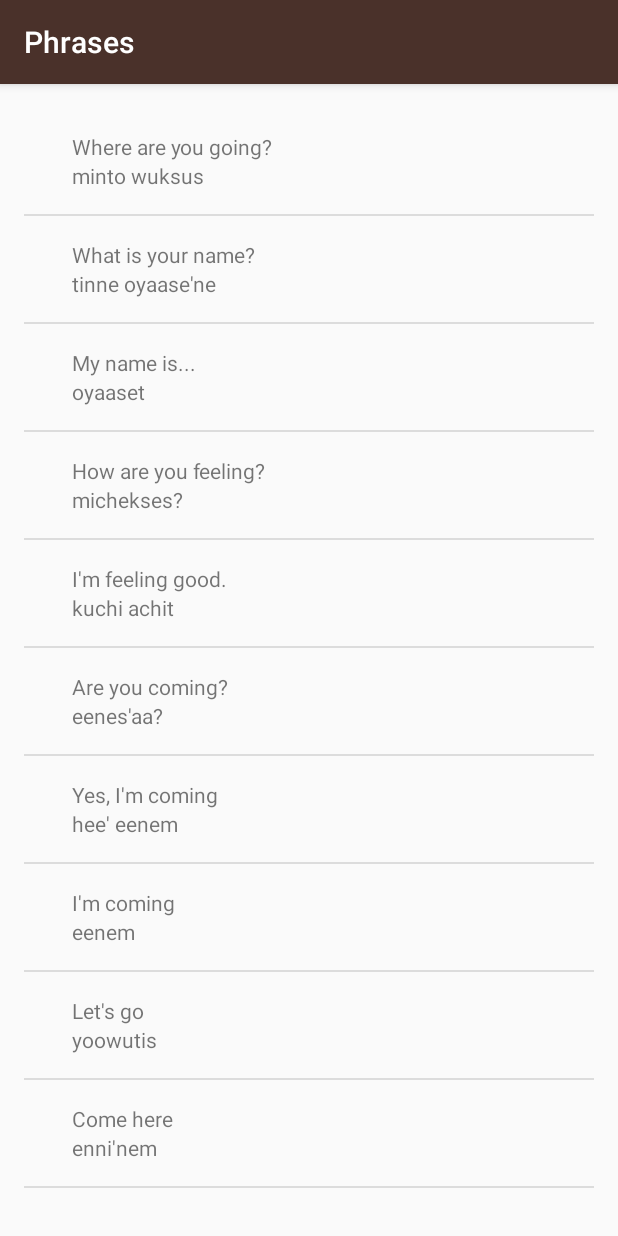
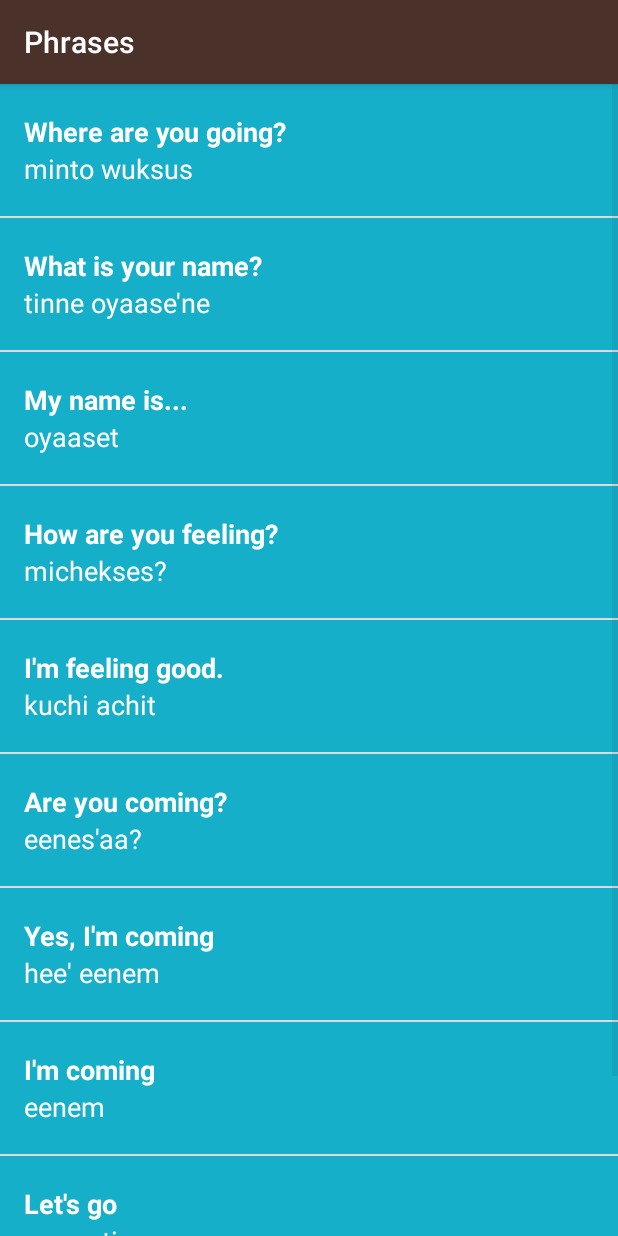
Before and after one commit to rafalrudzinski/Miwok, an Android app: the PhrasesActivity screen opened directly, with no data from a screen before it, on a phone screen of 412 x 824 dp. Run offline under Robolectric (Android 15) with nearby library versions, the phone set to English and light mode, and no system bars.

Commit message:
updated WordAdapter to dynamically change background color based on current activity

```diff
--- a/app/src/main/java/com/example/android/miwok/ColorsActivity.java
+++ b/app/src/main/java/com/example/android/miwok/ColorsActivity.java
@@ -23,7 +23,7 @@ public class ColorsActivity extends AppCompatActivity {
         words.add(new Word("dusty yellow", "topiise", R.drawable.color_dusty_yellow));
         words.add(new Word("mustard yellow", "chiwiita", R.drawable.color_mustard_yellow));
 
-        WordAdapter adapter = new WordAdapter(this, words);
+        WordAdapter adapter = new WordAdapter(this, words, R.color.category_colors);
 
         ListView listView = (ListView) findViewById(R.id.list);
 
--- a/app/src/main/java/com/example/android/miwok/FamilyActivity.java
+++ b/app/src/main/java/com/example/android/miwok/FamilyActivity.java
@@ -25,7 +25,7 @@ public class FamilyActivity extends AppCompatActivity {
         words.add(new Word("grandmother", "ama", R.drawable.family_grandmother));
         words.add(new Word("grandfather", "paapa", R.drawable.family_grandfather));
 
-        WordAdapter adapter = new WordAdapter(this, words);
+        WordAdapter adapter = new WordAdapter(this, words, R.color.category_family);
 
         ListView listView = (ListView) findViewById(R.id.list);
 
--- a/app/src/main/java/com/example/android/miwok/NumbersActivity.java
+++ b/app/src/main/java/com/example/android/miwok/NumbersActivity.java
@@ -26,7 +26,7 @@ public class NumbersActivity extends AppCompatActivity {
         words.add(new Word("nine", "wo’e", R.drawable.number_nine));
         words.add(new Word("ten", "na’aacha", R.drawable.number_ten));
 
-        WordAdapter adapter = new WordAdapter(this, words);
+        WordAdapter adapter = new WordAdapter(this, words, R.color.category_numbers);
 
         ListView listView = (ListView) findViewById(R.id.list);
 
--- a/app/src/main/java/com/example/android/miwok/PhrasesActivity.java
+++ b/app/src/main/java/com/example/android/miwok/PhrasesActivity.java
@@ -25,7 +25,7 @@ public class PhrasesActivity extends AppCompatActivity {
         words.add(new Word("Let's go", "yoowutis"));
         words.add(new Word("Come here", "enni'nem"));
 
-        WordAdapter adapter = new WordAdapter(this, words);
+        WordAdapter adapter = new WordAdapter(this, words, R.color.category_phrases);
 
         ListView listView = (ListView) findViewById(R.id.list);
 
--- a/app/src/main/java/com/example/android/miwok/WordAdapter.java
+++ b/app/src/main/java/com/example/android/miwok/WordAdapter.java
@@ -10,6 +10,7 @@ import android.widget.ArrayAdapter;
 import java.util.ArrayList;
 import android.app.Activity;
 import android.widget.ImageView;
+import android.widget.LinearLayout;
 import android.widget.TextView;
 
 /**
@@ -18,6 +19,7 @@ import android.widget.TextView;
 
 public class WordAdapter extends ArrayAdapter<Word> {
 
+    private int mColor;
     /**
      * Custom constructor. Context is used to inflate the layout file and
      * list is the data we want to populate into the lists.
@@ -25,8 +27,9 @@ public class WordAdapter extends ArrayAdapter<Word> {
      * @param context the current context
      * @param wordList a list of Word objects to display in a list
      */
-    public WordAdapter(Activity context, ArrayList<Word> wordList) {
+    public WordAdapter(Activity context, ArrayList<Word> wordList, int color) {
         super(context, 0, wordList);
+        mColor = color;
     }
 
     /**
@@ -45,7 +48,7 @@ public class WordAdapter extends ArrayAdapter<Word> {
         View listItemView = convertView;
         if (listItemView == null) {
             listItemView = LayoutInflater.from(getContext()).inflate(R.layout.list_item, parent, false);
-        }
+      }
 
         // Get the {@link Word} object located at this position in the list
         Word currentWord = getItem(position);
@@ -65,6 +68,12 @@ public class WordAdapter extends ArrayAdapter<Word> {
         // Find the ImageView in the list_item.xml layout with the is image
         ImageView imageView = (ImageView) listItemView.findViewById((R.id.image));
 
+        // Find the LinearLayout id of the TextView column
+        LinearLayout layout = (LinearLayout) listItemView.findViewById(R.id.text_container);
+
+        // Set the background color based on type of activity
+        layout.setBackgroundResource(mColor);
+
         // Check if an image is provided with current Word
         if (currentWord.hasImage()) {
             // Get the image resource id from the current Word object to display correct image
--- a/app/src/main/res/layout/list_item.xml
+++ b/app/src/main/res/layout/list_item.xml
@@ -3,32 +3,42 @@
     xmlns:tools="http://schemas.android.com/tools"
     android:orientation="horizontal"
     android:layout_width="match_parent"
-    android:layout_height="match_parent"
-    android:padding="16dp" >
+    android:layout_height="wrap_content"
+    android:minHeight="@dimen/list_item_height"
+    android:background="@color/tan_background" >
 
     <ImageView
         android:id="@+id/image"
-        android:layout_width="wrap_content"
-        android:layout_height="wrap_content"
-        android:src="@mipmap/ic_launcher" />
+        android:layout_width="@dimen/list_item_height"
+        android:layout_height="@dimen/list_item_height" />
 
     <LinearLayout
         android:id="@+id/text_container"
         android:layout_width="match_parent"
         android:layout_height="match_parent"
+        android:background="@color/category_numbers"
         android:orientation="vertical"
         android:paddingLeft="16dp">
 
         <TextView
             android:id="@+id/default_text_view"
-            android:layout_height="wrap_content"
+            android:layout_height="0dp"
+            android:layout_weight="1"
+            android:gravity="bottom"
             android:layout_width="match_parent"
+            android:textAppearance="?android:textAppearanceMedium"
+            android:textColor="@android:color/white"
+            android:textStyle="bold"
             tools:text="one" />
 
         <TextView
             android:id="@+id/miwok_text_view"
-            android:layout_height="wrap_content"
+            android:layout_height="0dp"
+            android:layout_weight="1"
+            android:gravity="top"
             android:layout_width="match_parent"
+            android:textAppearance="?android:textAppearanceMedium"
+            android:textColor="@android:color/white"
             tools:text="lutti" />
     </LinearLayout>
 
--- a/app/src/main/res/layout/word_list.xml
+++ b/app/src/main/res/layout/word_list.xml
@@ -1,12 +1,6 @@
 <?xml version="1.0" encoding="utf-8"?>
 <ListView xmlns:android="http://schemas.android.com/apk/res/android"
-    xmlns:tools="http://schemas.android.com/tools"
     android:id="@+id/list"
     android:orientation="vertical"
     android:layout_width="match_parent"
-    android:layout_height="match_parent"
-    android:paddingBottom="@dimen/activity_vertical_margin"
-    android:paddingLeft="@dimen/activity_horizontal_margin"
-    android:paddingRight="@dimen/activity_horizontal_margin"
-    android:paddingTop="@dimen/activity_vertical_margin"
-    tools:context="com.example.android.miwok.NumbersActivity"/>
+    android:layout_height="match_parent" />
```
Also changed, not shown: app/src/main/res/values/dimens.xml (+0 -17 lines).
